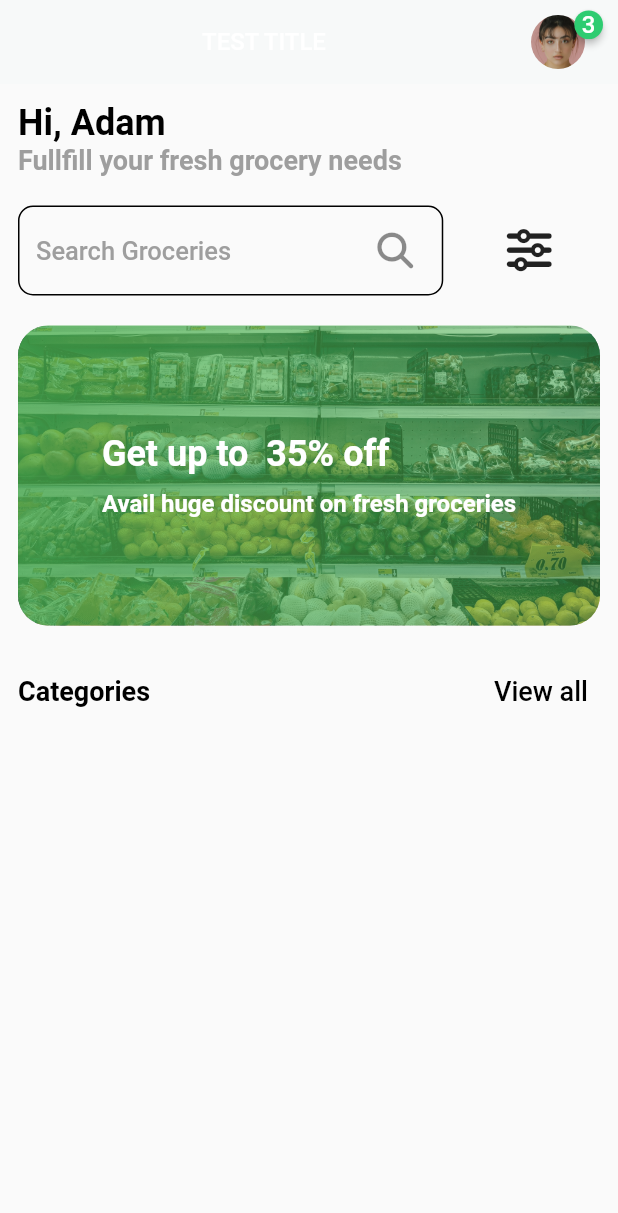
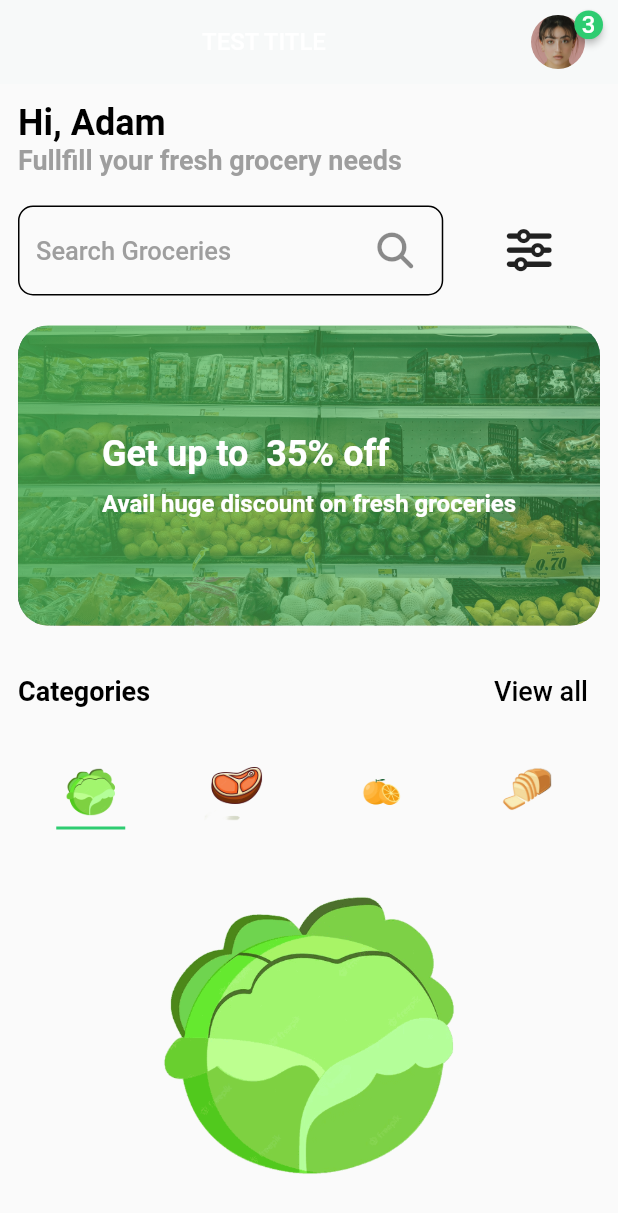
Before and after one commit to Febinjohnson96/groceries, a Flutter app: the ListingScreen screen opened directly, on a phone screen of 412 x 824 dp. Shown: the top 1213 px of the screen. Run offline on Flutter 3.47's test engine with Material 2 defaults, Android fonts, the light colour scheme and no system bars; drawn by our look-alikes of badges; our stand-ins replace flashy_tab_bar2, font_awesome_flutter, get, google_fonts, lottie, smooth_page_indicator.

Commit message:
added tabview for listing screen

```diff
--- a/lib/features/listing/listingcontroller.dart
+++ b/lib/features/listing/listingcontroller.dart
@@ -1,4 +1,4 @@
-import 'package:flutter/cupertino.dart';
+import 'package:flutter/material.dart';
 import 'package:get/get.dart';
 import 'package:groceries/models/offermodel.dart';
 
--- a/lib/features/listing/listingscreen.dart
+++ b/lib/features/listing/listingscreen.dart
@@ -5,6 +5,7 @@ import 'package:get/get.dart';
 import 'package:google_fonts/google_fonts.dart';
 import 'package:groceries/constants/themecolors.dart';
 import 'package:groceries/features/listing/listingcontroller.dart';
+import 'package:groceries/features/listing/view/mainview/listingmainview.dart';
 import 'package:groceries/features/listing/widget/offerwidget.dart';
 import 'package:groceries/widgets/formfield.dart';
 
@@ -146,7 +147,13 @@ class ListingScreen extends StatelessWidget {
                                       )),
                             ))
                       ],
-                    )
+                    ),
+                    const SizedBox(
+                      height: 20,
+                    ),
+                     SizedBox(
+                        height: MediaQuery.of(context).size.height / 2,
+                      child: ListingtMainView())
                   ],
                 ),
               ),
--- /dev/null
+++ b/lib/features/listing/view/mainview/listingmaincontroller.dart
@@ -0,0 +1,21 @@
+import 'package:flutter/material.dart';
+import 'package:get/get.dart';
+
+class ListingMainController extends GetxController {
+  List<Tab> get tabbars => [
+        Tab(
+          icon: Image.asset(
+            "assets/images/vegetableicon.png",
+          ),
+        ),
+        Tab(
+          icon: Image.asset("assets/images/meaticon.png"),
+        ),
+        Tab(
+          icon: Image.asset("assets/images/fruitsicon.png"),
+        ),
+        Tab(
+          icon: Image.asset("assets/images/breadicon.png"),
+        ),
+      ];
+}
--- /dev/null
+++ b/lib/features/listing/view/mainview/listingmainview.dart
@@ -0,0 +1,45 @@
+import 'package:flutter/material.dart';
+import 'package:get/get.dart';
+import 'package:groceries/constants/themecolors.dart';
+import 'package:groceries/features/listing/view/mainview/listingmaincontroller.dart';
+
+class ListingtMainView extends StatelessWidget {
+  const ListingtMainView({Key? key}) : super(key: key);
+
+  @override
+  Widget build(BuildContext context) {
+    return GetBuilder<ListingMainController>(
+        init: ListingMainController(),
+        builder: (controller) {
+          return DefaultTabController(
+              length: controller.tabbars.length,
+              child: Scaffold(
+                body: SafeArea(
+                  child: SingleChildScrollView(
+                    child: Column(
+                      children: [
+                        TabBar(
+                            indicatorColor: primaryColor,
+                            indicatorSize: TabBarIndicatorSize.label,
+                            tabs: controller.tabbars),
+                        SizedBox(
+                          width: double.infinity,
+                          height: MediaQuery.of(context).size.height / 3,
+                          child: TabBarView(
+                            children: [
+                            Image.asset(
+                              "assets/images/vegetableicon.png",
+                            ),
+                            Image.asset("assets/images/meaticon.png"),
+                            Image.asset("assets/images/fruitsicon.png"),
+                            Image.asset("assets/images/breadicon.png"),
+                          ]),
+                        )
+                      ],
+                    ),
+                  ),
+                ),
+              ));
+        });
+  }
+}
```
Also changed, not shown: assets/images/breadicon.png (added), assets/images/fruitsicon.png (added), assets/images/meaticon.png (added), assets/images/spiceicon.png (added), assets/images/vegetableicon.png (added), lib/features/listing/view/listingmainview.dart (deleted).
